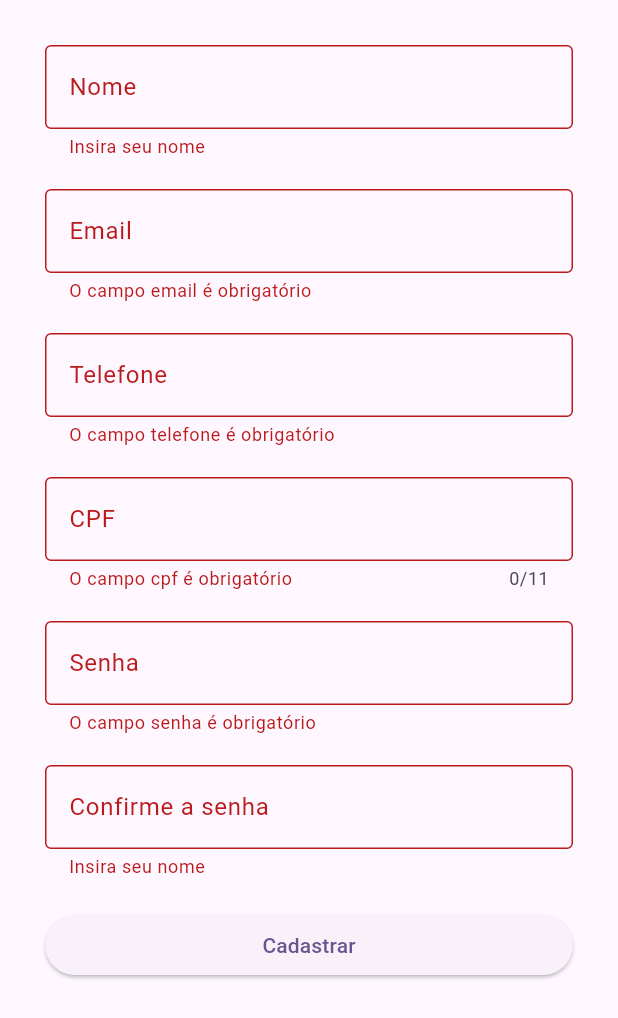
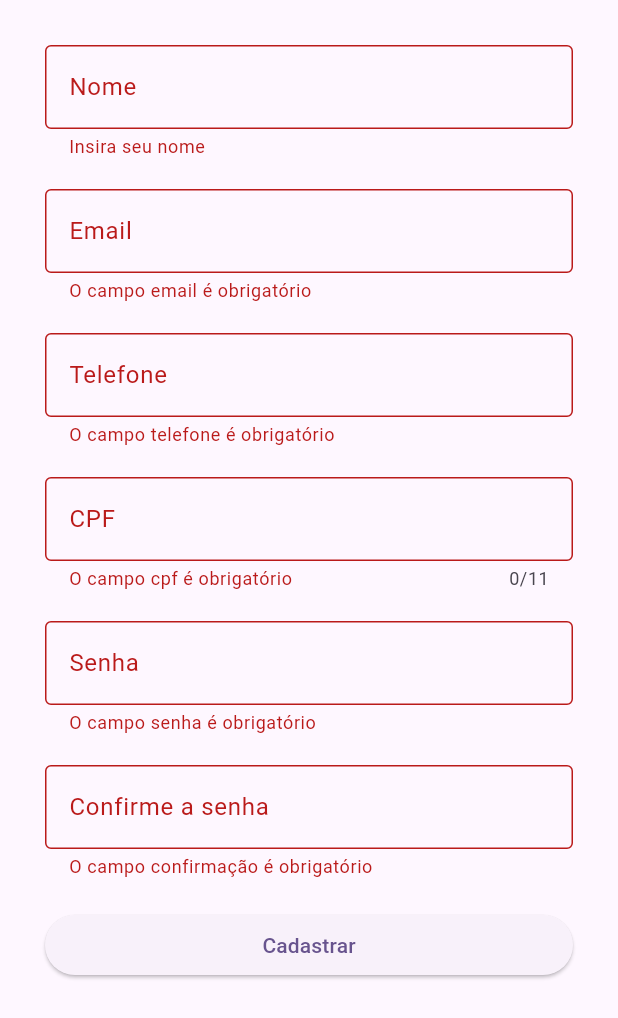
Before and after one commit to douglasrbalbino/flutter_viacep, a Flutter app: the screen it shows after launch, after a tap on "Cadastrar", on a phone screen of 412 x 824 dp. Shown: the top 1018 px of the screen. Run offline on Flutter 3.47's test engine with Material 3 defaults, Android fonts, the phone set to English and light mode, and no system bars; our stand-ins replace cloud_firestore, firebase_core, shared_preferences; accounts and stored records are empty.

```diff
--- a/lib/Pages/form_cadastro_usuario_page.dart
+++ b/lib/Pages/form_cadastro_usuario_page.dart
@@ -1,4 +1,6 @@
 import 'package:flutter/material.dart';
+import 'package:flutter_application_3/Models/usuario_model.dart';
+import 'package:flutter_application_3/Services/firebase_service.dart';
 
 class FormCadastroUsuarioPage extends StatefulWidget {
   const FormCadastroUsuarioPage({super.key});
@@ -17,6 +19,49 @@ class _FormCadastroUsuarioPageState extends State<FormCadastroUsuarioPage> {
   TextEditingController confirmacaoController = TextEditingController();
 
   GlobalKey<FormState> formKey = GlobalKey<FormState>();
+
+  final FirebaseService _firebaseService = FirebaseService(
+    collectionName: "usuarios",
+  );
+
+  Future<void> salvarUsuario() async {
+    if (!formKey.currentState!.validate()) {
+      return;
+    }
+
+    Usuario usuario = Usuario(
+      id: "",
+      nome: nomeController.text,
+      email: emailController.text,
+      telefone: telefoneController.text,
+      cpf: cpfController.text,
+      senha: senhaController.text,
+    );
+
+    try {
+      String idUser = await _firebaseService.create(usuario.toMap());
+      if (idUser.isNotEmpty) {
+        ScaffoldMessenger.of(context).showSnackBar(
+          SnackBar(
+            backgroundColor: Colors.red,
+            elevation: 30,
+            content: Column(
+              children: [
+                Text(
+                  "Sucesso: $idUser",
+                  style: TextStyle(
+                    color: Colors.white,
+                    fontWeight: FontWeight.bold,
+                  ),
+                ),
+                Text("Usuário cadastrado com sucesso"),
+              ],
+            ),
+          ),
+        );
+      }
+    } catch (erro) {}
+  }
 
   @override
   Widget build(BuildContext context) {
@@ -110,7 +155,7 @@ class _FormCadastroUsuarioPageState extends State<FormCadastroUsuarioPage> {
                     TextFormField(
                       validator: (value) {
                         if (value!.isEmpty) {
-                          return "Insira seu nome";
+                          return "O campo confirmação é obrigatório";
                         }
 
                         if (value != senhaController.text) {
@@ -127,10 +172,7 @@ class _FormCadastroUsuarioPageState extends State<FormCadastroUsuarioPage> {
 
                     ElevatedButton(
                       onPressed: () {
-                        if (!formKey.currentState!.validate()) {
-                          return;
-                        }
-                        print("Formulário validado");
+                        salvarUsuario();
                       },
                       child: Text("Cadastrar"),
                     ),
--- a/lib/main.dart
+++ b/lib/main.dart
@@ -1,6 +1,10 @@
+import 'package:firebase_core/firebase_core.dart';
 import 'package:flutter/material.dart';
 import 'package:flutter_application_3/app.dart';
 
-void main() {
+void main() async {
+  WidgetsFlutterBinding.ensureInitialized(); // Para garantir que todos os widgets do flutter sejam iniciados antes do firebase
+  await Firebase.initializeApp(); // Para inicializar o firebase
+
   runApp(const ViaCepApi());
 }
```
Also changed, not shown: 4 other files.
